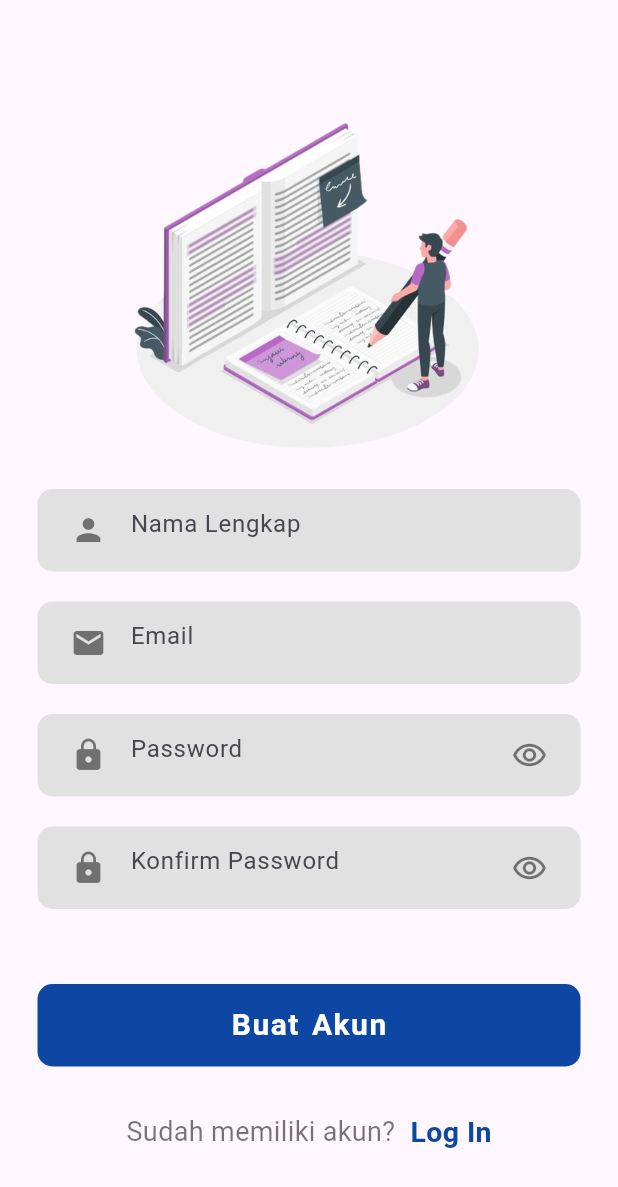
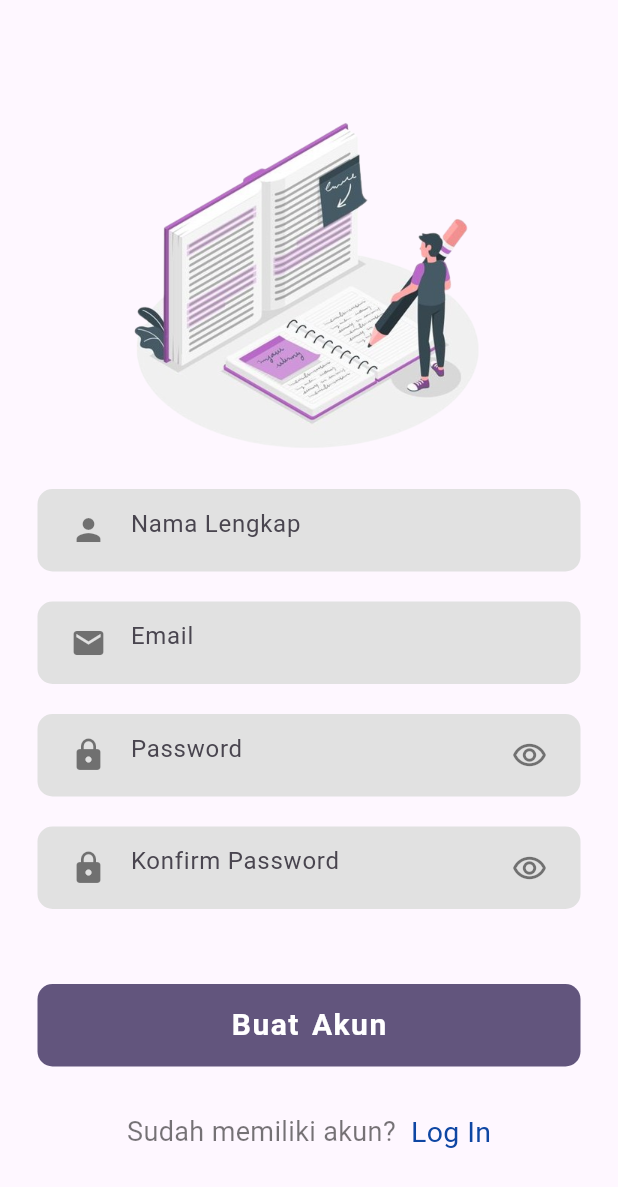
Before and after one commit to Bangadji123/Aplikasi-Perpustakaan, a Flutter app: the screen it shows after launch, after a tap on "Sign Up", on a phone screen of 412 x 824 dp. Shown: the top 1187 px of the screen. Run offline on Flutter 3.47's test engine with Material 3 defaults, Android fonts, the phone set to English and light mode, and no system bars; our stand-ins replace curved_navigation_bar, flutter_rating_bar; missing offline and left inert: clippy_flutter.

```diff
--- a/flutter_native_splash.yaml
+++ b/flutter_native_splash.yaml
@@ -14,7 +14,7 @@ flutter_native_splash:
   # of your splash screen to a solid color.  Use background_image to set the background of your
   # splash screen to a png image.  This is useful for gradients. The image will be stretch to the
   # size of the app. Only one parameter can be used, color and background_image cannot both be set.
-  color: "#0E46A3"
+  color: "#62557D"
   #background_image: "assets/background.png"
 
   # Optional parameters are listed below.  To enable a parameter, uncomment the line by removing
@@ -57,7 +57,7 @@ flutter_native_splash:
     image: asset/Logo/Logo_Perpus.png
 
     # Splash screen background color.
-    color: "#0E46A3"
+    color: "#62557D"
 
     # App icon background color.
     #icon_background_color: "#111111"
--- a/lib/LoginScreen/Login_Screen.dart
+++ b/lib/LoginScreen/Login_Screen.dart
@@ -75,7 +75,7 @@ class LoginScreen extends StatelessWidget{
                 height: 55,
                 width: double.infinity,
                 decoration: BoxDecoration(
-                  color: Color(0xFF0E46A3),
+                  color: Color(0xFF62557D),
                   borderRadius: BorderRadius.circular(10),
                 ),
                 child: Center(
@@ -114,7 +114,7 @@ class LoginScreen extends StatelessWidget{
                     style: TextStyle(
                       color:  Color(0xFF0E46A3),
                       fontSize: 19,
-                      fontWeight: FontWeight.bold,
+                      // fontWeight: FontWeight.bold,
                     ),
                   ),
                 ),
--- a/lib/LoginScreen/SignUp_Screen.dart
+++ b/lib/LoginScreen/SignUp_Screen.dart
@@ -130,7 +130,7 @@ class SignUpScreen extends StatelessWidget {
                   height: 55,
                   width: double.infinity,
                   decoration: BoxDecoration(
-                    color: Color(0xFF0E46A3),
+                    color: Color(0xFF62557D),
                     borderRadius: BorderRadius.circular(10),
                   ),
                   child: Center(
@@ -173,7 +173,7 @@ class SignUpScreen extends StatelessWidget {
                       style: TextStyle(
                         color: Color(0xFF0E46A3),
                         fontSize: 19,
-                        fontWeight: FontWeight.bold,
+                        // fontWeight: FontWeight.bold,
                       ),
                     ),
                   ),
--- a/lib/Page/HomePage.dart
+++ b/lib/Page/HomePage.dart
@@ -36,7 +36,7 @@ class _HomepageState extends State<Homepage> {
         index: _selectedIndex,
         backgroundColor: Colors.transparent,
         height: 70,
-        color: Color(0xFF0E46A3),
+        color: Color(0xFF62557D),
         items: [
           Icon(
             Icons.home,
--- a/lib/Page/KeranjangPage.dart
+++ b/lib/Page/KeranjangPage.dart
@@ -10,7 +10,7 @@ class KeranjangPage extends StatelessWidget {
         children: [
           KeranjangAppBar(),
           Container(
-            height: 700,
+            height: 710,
             padding: EdgeInsets.only(top: 15),
             decoration: BoxDecoration(
                 color: Color(0xFFE1E1E1),
--- a/lib/Page/ProfilePage.dart
+++ b/lib/Page/ProfilePage.dart
@@ -99,7 +99,9 @@ class ProfilePage extends StatelessWidget {
                       ),
                       SizedBox(height: 30),
                       GestureDetector(
-                        onTap: () {},
+                        onTap: () {
+                          Navigator.pushNamed(context, "loginScreen");
+                        },
                         child:
                             ProfileWidget(icon: Icons.logout, title: "Log Out"),
                       ),
--- a/lib/Page/SuccessPage.dart
+++ b/lib/Page/SuccessPage.dart
@@ -10,7 +10,7 @@ class SuccessPage extends StatelessWidget {
             width: double.infinity,
             height: MediaQuery.of(context).size.height,
             padding: const EdgeInsets.symmetric(horizontal: 88, vertical: 225),
-            decoration: BoxDecoration(color: Color(0xFF0E46A3)),
+            decoration: BoxDecoration(color: Color(0xFF62557D)),
             child: Column(
               mainAxisAlignment: MainAxisAlignment.start,
               crossAxisAlignment: CrossAxisAlignment.center,
--- a/lib/main.dart
+++ b/lib/main.dart
@@ -23,6 +23,7 @@ class MyApp extends StatelessWidget {
       routes: {
         '/': (context) => LoginScreen(), // Rute untuk LoginScreen
         'homePage': (context) => Homepage(), // Rute untuk Homepage
+        'loginScreen': (context) => LoginScreen(), // Rute untuk Homepage
         'favoritePage': (context) => FavoritePage(), // Rute untuk FavoritPage
         'itemPage': (context) => ItemPage(), // Rute untuk CartPage
         'editprofilePage': (context) => EditProfilePage(), // Rute untuk EditProfilePage
--- a/lib/widget/ItemBottomNavBar.dart
+++ b/lib/widget/ItemBottomNavBar.dart
@@ -42,7 +42,7 @@ class ItemBottomNavBar extends StatelessWidget {
               ),
               style: ButtonStyle(
                 backgroundColor: MaterialStateProperty.all(
-                  Color(0xFF0E46A3),
+                  Color(0xFF62557D),
                 ),
                 fixedSize:
                     MaterialStateProperty.all(Size(150, 55)), // Lebar, Tinggi
--- a/lib/widget/PinjamBottomNavBar.dart
+++ b/lib/widget/PinjamBottomNavBar.dart
@@ -22,7 +22,7 @@ class PinjamBottomNavBar extends StatelessWidget {
               ),
               style: ButtonStyle(
                 backgroundColor: MaterialStateProperty.all(
-                  Color(0xFF0E46A3),
+                  Color(0xFF62557D),
                 ),
                 fixedSize:
                     MaterialStateProperty.all(Size(150, 55)), // Lebar, Tinggi
```
Also changed, not shown: 1 other file.
